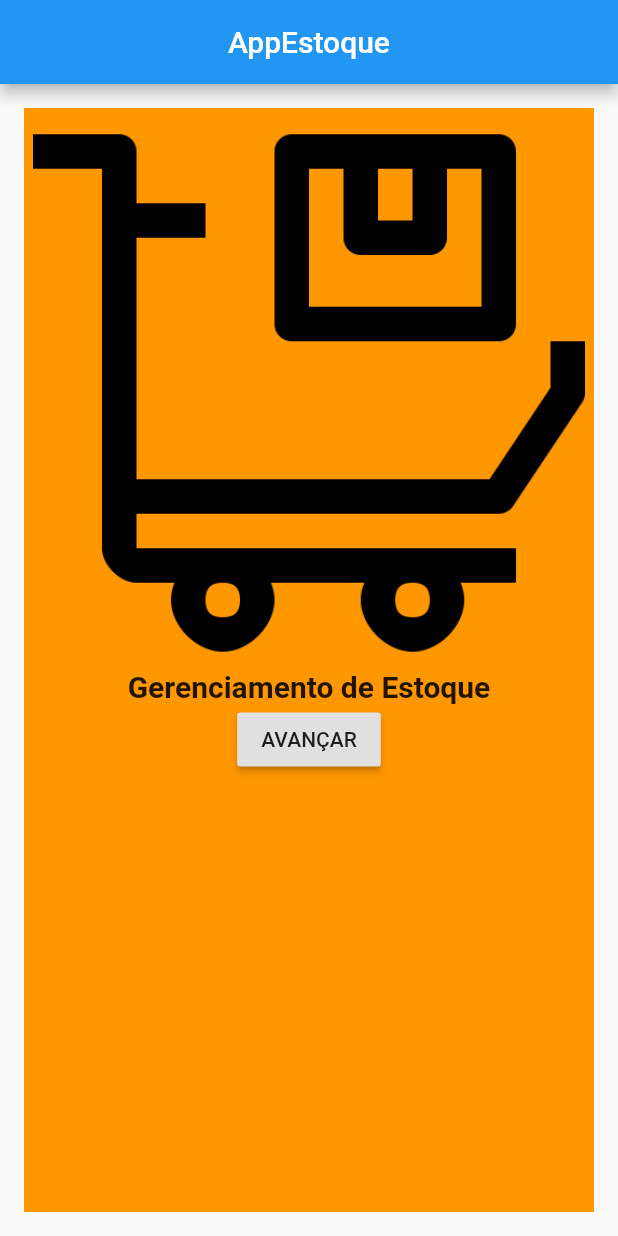
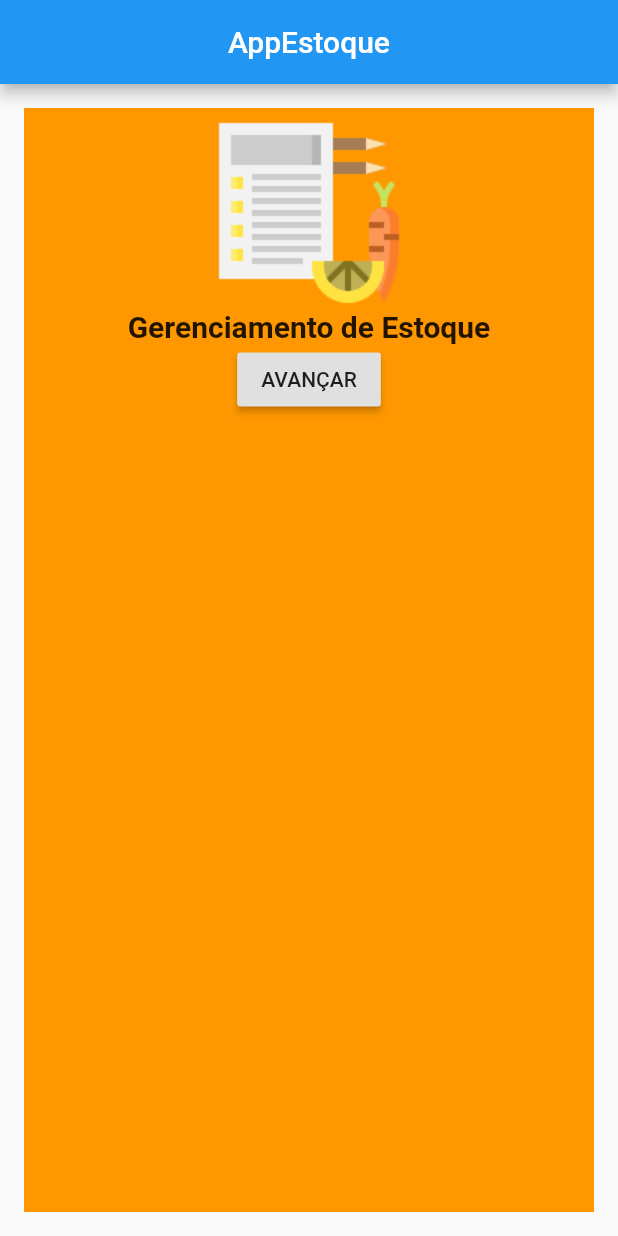
Before and after one commit to jamil2gomes/projetoFlutter, a Flutter app: the screen it shows after launch, on a phone screen of 412 x 824 dp. Run offline on Flutter 3.47's test engine with Material 2 defaults, Android fonts, the phone set to English and light mode, and no system bars.

Commit message:
mudança do icon e rota

```diff
--- a/projeto_estoque/lib/paginas/pageinicial.dart
+++ b/projeto_estoque/lib/paginas/pageinicial.dart
@@ -1,5 +1,5 @@
 import 'package:flutter/material.dart';
-import 'package:projeto_estoque/paginas/pagelistaprod.dart';
+import 'pageform.dart';
 // import 'pagelistatcc.dart';
 
 class PageInicial extends StatelessWidget {
@@ -23,7 +23,7 @@ class PageInicial extends StatelessWidget {
       padding: EdgeInsets.all(6),
       child: Column(
         children: <Widget>[
-          _imagem('assets/images/iconproduct.png'),
+          _imagem("assets/images/productcheck.png"),
           _texto('Gerenciamento de Estoque'),
           _botao(context),
         ],
@@ -47,7 +47,7 @@ class PageInicial extends StatelessWidget {
       child: Text('AVANÇAR'),
       onPressed: () {
         Navigator.push(context, MaterialPageRoute(builder: (context) {
-          return PageListaProd();
+          return FormPage();
         }));
       },
     );
--- a/projeto_estoque/lib/paginas/pagematerial.dart
+++ b/projeto_estoque/lib/paginas/pagematerial.dart
@@ -7,6 +7,7 @@ class PageMaterial extends StatelessWidget {
     return MaterialApp(
         title: 'AppEstoque',
         theme: ThemeData(primarySwatch: Colors.blue),
+        debugShowCheckedModeBanner: false,
         home: PageInicial());
   }
 }
--- a/projeto_estoque/pubspec.yaml
+++ b/projeto_estoque/pubspec.yaml
@@ -45,7 +45,7 @@ flutter:
 
   # To add assets to your application, add an assets section, like this:
   assets:
-   - assets/images/iconproduct.png
+   - assets/images/productcheck.png
 
   # An image asset can refer to one or more resolution-specific "variants", see
   # https://flutter.dev/assets-and-images/#resolution-aware.
```
Also changed, not shown: projeto_estoque/assets/images/productcheck.png (added).
